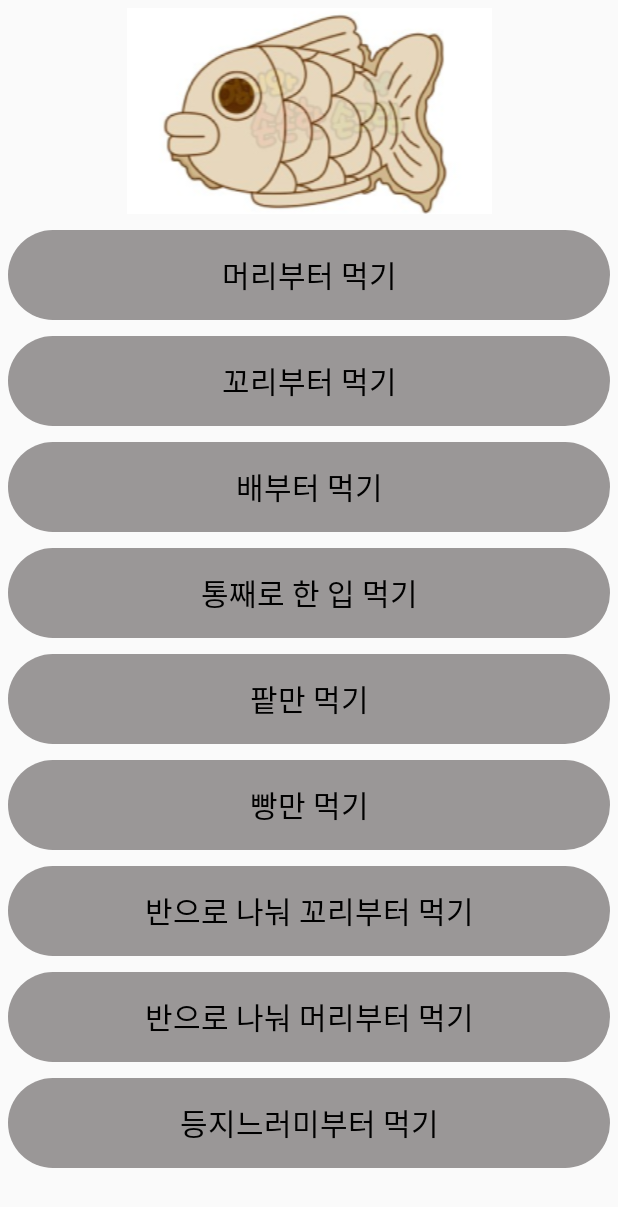
After one commit to chaehyeon7/Java_Project, an Android app: the layout activity_selection_screen.xml on its own in the app's theme, with its tools: preview values and no code run, on a phone screen of 412 x 824 dp. The commit adds this screen. Shown: the top 1207 px of the screen. Run offline under Robolectric (Android 15) with nearby library versions, the phone set to English and light mode, and no system bars.

Commit message:
먹는 유형 선택 레이아웃

```diff
--- a/app/src/main/res/layout/activity_home.xml
+++ b/app/src/main/res/layout/activity_home.xml
@@ -20,24 +20,24 @@
     <Button
         android:id="@+id/button1"
         android:layout_width="350dp"
-        android:layout_height="90dp"
+        android:layout_height="85dp"
         android:layout_gravity="center"
         android:layout_margin="30dp"
         android:background="@drawable/button_background"
         android:text="붕어빵 심리 테스트"
         android:textColor="#000000"
-        android:textSize="25dp"
+        android:textSize="20dp"
         app:backgroundTint="#9A5C5757" />
 
     <Button
         android:id="@+id/button2"
         android:layout_width="350dp"
-        android:layout_height="90dp"
+        android:layout_height="85dp"
         android:layout_gravity="center"
         android:layout_marginBottom="80dp"
         android:background="@drawable/button_background"
         android:text="태어난 달:\n 이       름:"
         android:textColor="#000000"
-        android:textSize="25dp"
+        android:textSize="20dp"
         app:backgroundTint="#9A5C5757" />
 </LinearLayout>
--- /dev/null
+++ b/app/src/main/res/layout/activity_selection_screen.xml
@@ -0,0 +1,107 @@
+<?xml version="1.0" encoding="utf-8"?>
+<LinearLayout
+    xmlns:android="http://schemas.android.com/apk/res/android"
+    xmlns:app="http://schemas.android.com/apk/res-auto"
+    android:layout_width="match_parent"
+    android:orientation="vertical"
+    android:layout_height="match_parent">
+
+    <ImageView
+        android:layout_width="match_parent"
+        android:layout_height="wrap_content"
+        android:layout_margin="5dp"
+        android:src="@drawable/bread"/>
+
+    <Button
+        android:layout_width="match_parent"
+        android:layout_height="60dp"
+        android:layout_margin="5dp"
+        android:background="@drawable/button_background"
+        android:text="머리부터 먹기"
+        android:textSize="20dp"
+        android:textColor="#000000"
+        app:backgroundTint="#9A5C5757" />
+
+    <Button
+        android:layout_width="match_parent"
+        android:layout_height="60dp"
+        android:layout_margin="5dp"
+        android:background="@drawable/button_background"
+        android:text="꼬리부터 먹기"
+        android:textSize="20dp"
+        android:textColor="#000000"
+        app:backgroundTint="#9A5C5757" />
+
+    <Button
+        android:layout_width="match_parent"
+        android:layout_height="60dp"
+        android:layout_margin="5dp"
+        android:background="@drawable/button_background"
+        android:text="배부터 먹기"
+        android:textSize="20dp"
+        android:textColor="#000000"
+        app:backgroundTint="#9A5C5757" />
+
+    <Button
+        android:layout_width="match_parent"
+        android:layout_height="60dp"
+        android:layout_margin="5dp"
+        android:background="@drawable/button_background"
+        android:text="통째로 한 입 먹기"
+        android:textSize="20dp"
+        android:textColor="#000000"
+        app:backgroundTint="#9A5C5757" />
+
+    <Button
+        android:layout_width="match_parent"
+        android:layout_height="60dp"
+        android:layout_margin="5dp"
+        android:background="@drawable/button_background"
+        android:text="팥만 먹기"
+        android:textSize="20dp"
+        android:textColor="#000000"
+        app:backgroundTint="#9A5C5757" />
+
+    <Button
+        android:layout_width="match_parent"
+        android:layout_height="60dp"
+        android:layout_margin="5dp"
+        android:background="@drawable/button_background"
+        android:text="빵만 먹기"
+        android:textSize="20dp"
+        android:textColor="#000000"
+        app:backgroundTint="#9A5C5757" />
+
+    <Button
+        android:layout_width="match_parent"
+        android:layout_height="60dp"
+        android:layout_margin="5dp"
+        android:background="@drawable/button_background"
+        android:text="반으로 나눠 꼬리부터 먹기"
+        android:textSize="20dp"
+        android:textColor="#000000"
+        app:backgroundTint="#9A5C5757" />
+
+    <Button
+        android:layout_width="match_parent"
+        android:layout_height="60dp"
+        android:layout_margin="5dp"
+        android:background="@drawable/button_background"
+        android:text="반으로 나눠 머리부터 먹기"
+        android:textSize="20dp"
+        android:textColor="#000000"
+        app:backgroundTint="#9A5C5757" />
+
+    <Button
+        android:layout_width="match_parent"
+        android:layout_height="60dp"
+        android:layout_margin="5dp"
+        android:background="@drawable/button_background"
+        android:text="등지느러미부터 먹기"
+        android:textSize="20dp"
+        android:textColor="#000000"
+        app:backgroundTint="#9A5C5757" />
+
+
+
+</LinearLayout>
```
